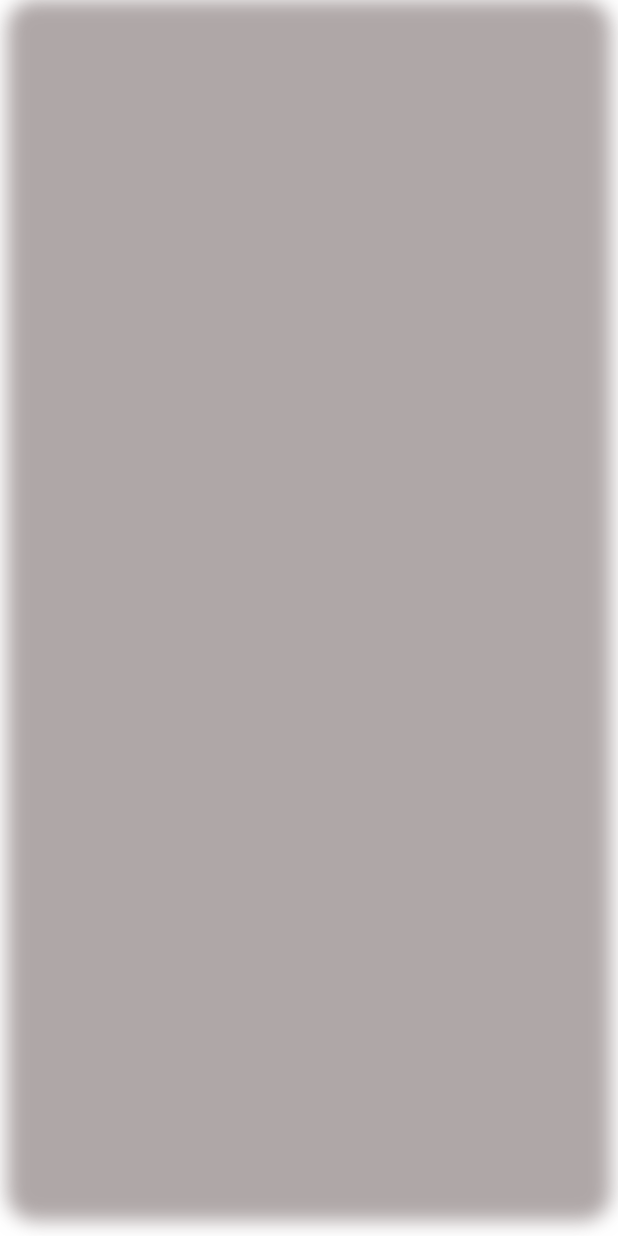
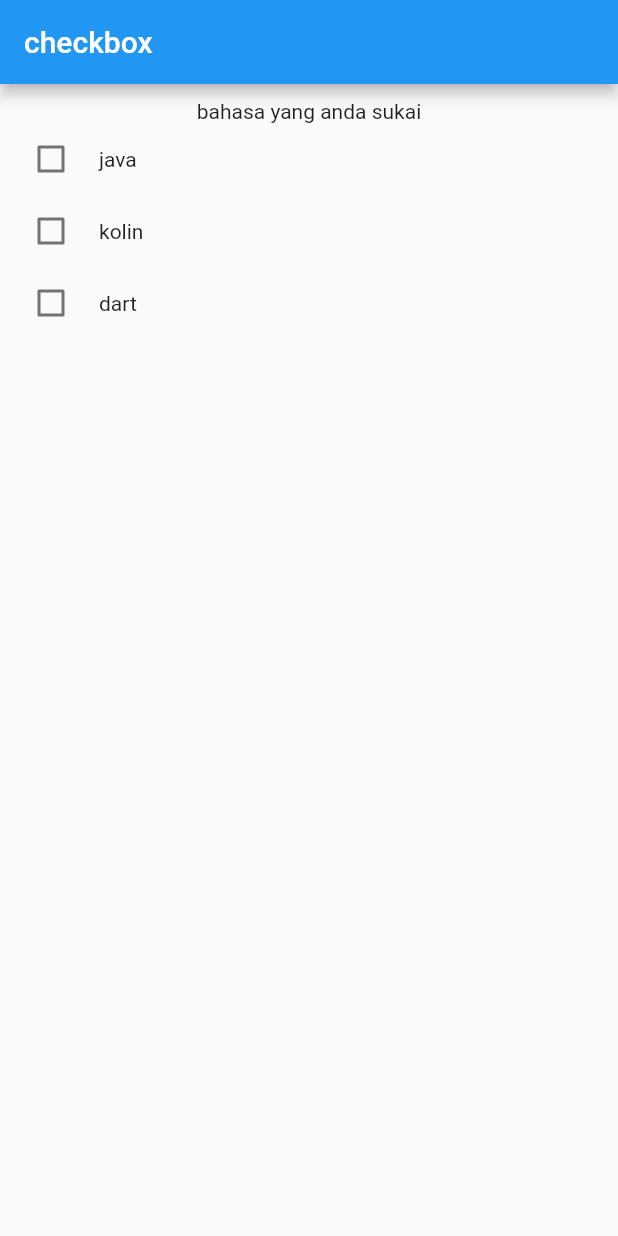
Before and after one commit to desen-1318/batora, a Flutter app: the screen it shows after launch, on a phone screen of 412 x 824 dp. Run offline on Flutter 3.47's test engine with Material 2 defaults, Android fonts, the phone set to English and light mode, and no system bars; missing offline and left inert: dart:html.

Commit message:
checkbox

```diff
--- /dev/null
+++ b/lib/checkbox1.dart
@@ -0,0 +1,105 @@
+import 'package:batora/checkbox.dart';
+import 'package:flutter/material.dart';
+
+class checkbox1 extends StatefulWidget {
+  checkbox1({Key? key}) : super(key: key);
+
+  @override
+  State<checkbox1> createState() => _checkbox1State();
+}
+
+class _checkbox1State extends State<checkbox1> {
+  final List<String> bahasa = ["java", "kolin", "dart"];
+  bool? selected1 = false;
+  bool? selected2 = false;
+  bool? selected3 = false;
+  List<int> list = [];
+
+  void onchage1(bool? value) {
+    setState(() {
+      this.selected1 = value;
+    });
+    if (value == true)
+      list.add(0);
+    else
+      list.remove(0);
+    print(list);
+  }
+
+  void onchage2(bool? value) {
+    setState(() {
+      this.selected2 = value;
+    });
+    if (value == true)
+      list.add(1);
+    else
+      list.remove(1);
+    print(list);
+  }
+
+  void onchage3(bool? value) {
+    setState(() {
+      this.selected3 = value;
+    });
+    if (value == true)
+      list.add(2);
+    else
+      list.remove(2);
+    print(list);
+  }
+
+  @override
+  Widget build(BuildContext context) {
+    return Scaffold(
+      appBar: AppBar(title: Text("checkbox")),
+      body: Container(
+        padding: EdgeInsets.all(10.0),
+        child: Column(children: [
+          Text("bahasa yang anda sukai"),
+          Row(
+            children: [
+              Checkbox(
+                value: this.selected1,
+                onChanged: (bool? value) {
+                  onchage1(value);
+                },
+              ),
+              Container(
+                width: 8.0,
+              ),
+              Text(this.bahasa[0])
+            ],
+          ),
+          Row(
+            children: [
+              Checkbox(
+                value: this.selected2,
+                onChanged: (bool? value) {
+                  onchage2(value);
+                },
+              ),
+              Container(
+                width: 8.0,
+              ),
+              Text(this.bahasa[1])
+            ],
+          ),
+          Row(
+            children: [
+              Checkbox(
+                value: this.selected3,
+                onChanged: (bool? value) {
+                  onchage3(value);
+                },
+              ),
+              Container(
+                width: 8.0,
+              ),
+              Text(this.bahasa[2])
+            ],
+          ),
+        ]),
+      ),
+    );
+  }
+}
--- a/lib/main.dart
+++ b/lib/main.dart
@@ -1,3 +1,6 @@
+import 'package:batora/checkbox.dart';
+import 'package:batora/checkbox1.dart';
+import 'package:batora/contoh1.dart';
 import 'package:batora/login.dart';
 import 'package:flutter/material.dart';
 
@@ -17,6 +20,6 @@ class MyApp extends StatelessWidget {
         theme: ThemeData(
           primarySwatch: Colors.blue,
         ),
-        home: const login());
+        home: checkbox1());
   }
 }
```
Also changed, not shown: lib/checkbox.dart (added, +49 -0 lines), lib/contoh1.dart (added, +76 -0 lines).
